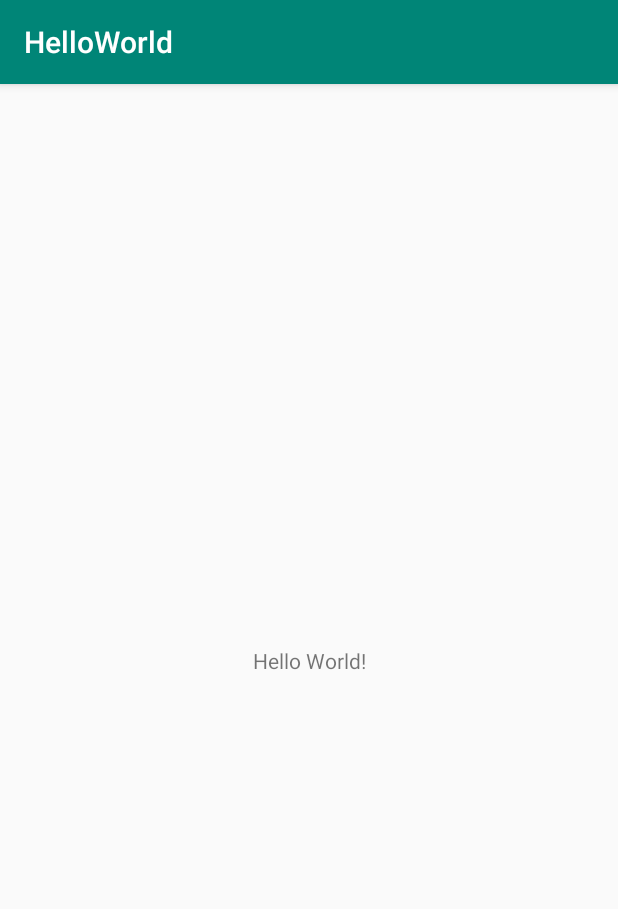
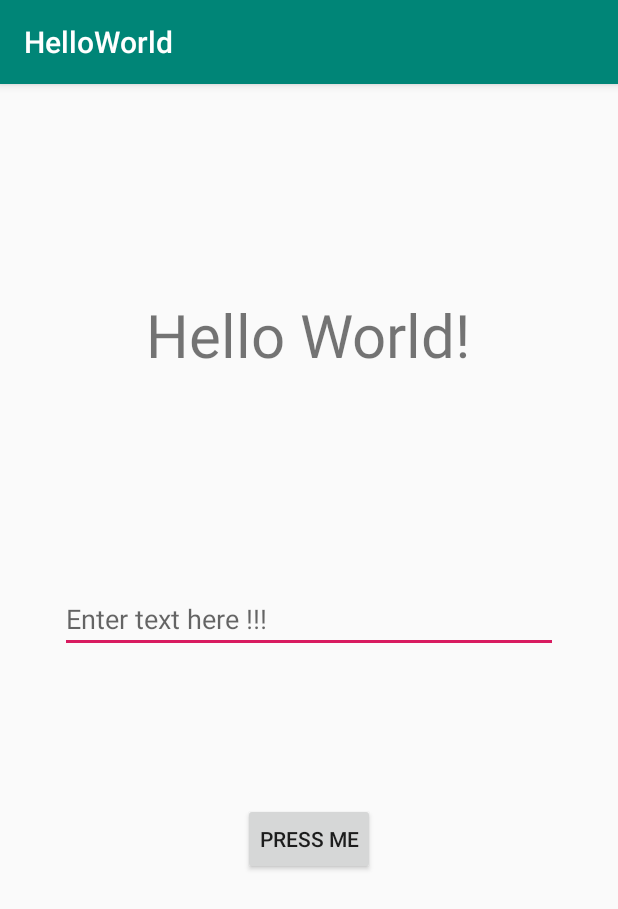
Before and after one commit to jasvir340/HelloWorldAndroid, an Android app: the screen it shows after launch (MainActivity), on a phone screen of 412 x 824 dp. Shown: the top 909 px of the screen. Run offline under Robolectric (Android 15) with nearby library versions, the phone set to English and light mode, and no system bars.

Commit message:
Layout Change

```diff
--- a/app/src/main/res/layout/activity_main.xml
+++ b/app/src/main/res/layout/activity_main.xml
@@ -1,8 +1,7 @@
 <?xml version="1.0" encoding="utf-8"?>
-<androidx.constraintlayout.widget.ConstraintLayout
-    xmlns:android="http://schemas.android.com/apk/res/android"
+<RelativeLayout xmlns:android="http://schemas.android.com/apk/res/android"
+    xmlns:app="http://schemas.android.com/apk/res-auto"
     xmlns:tools="http://schemas.android.com/tools"
-    xmlns:app="http://schemas.android.com/apk/res-auto"
     android:layout_width="match_parent"
     android:layout_height="match_parent"
     tools:context=".MainActivity">
@@ -11,9 +10,33 @@
         android:layout_width="wrap_content"
         android:layout_height="wrap_content"
         android:text="Hello World!"
-        app:layout_constraintBottom_toBottomOf="parent"
-        app:layout_constraintLeft_toLeftOf="parent"
-        app:layout_constraintRight_toRightOf="parent"
-        app:layout_constraintTop_toTopOf="parent" />
+        android:layout_centerHorizontal="true"
+        android:inputType="text"
+        android:layout_marginTop="100dp"
+        android:textSize="40sp"
+        android:padding="40dp"
+        android:id="@+id/textView"
+        />
 
-</androidx.constraintlayout.widget.ConstraintLayout>
+    <EditText
+        android:layout_width="match_parent"
+        android:layout_height="wrap_content"
+        android:layout_below="@+id/textView"
+        android:hint="Enter text here !!!"
+        android:layout_marginHorizontal="40dp"
+        android:inputType="textAutoCorrect"
+        android:layout_marginTop="100dp"
+        android:id="@+id/editText"
+        />
+
+    <Button
+        android:layout_width="wrap_content"
+        android:layout_height="wrap_content"
+        android:layout_below="@id/editText"
+        android:layout_centerHorizontal="true"
+        android:layout_marginTop="100dp"
+        android:text="Press me"
+        android:padding="10dp"
+        android:id="@+id/button"
+        />
+</RelativeLayout>
```
